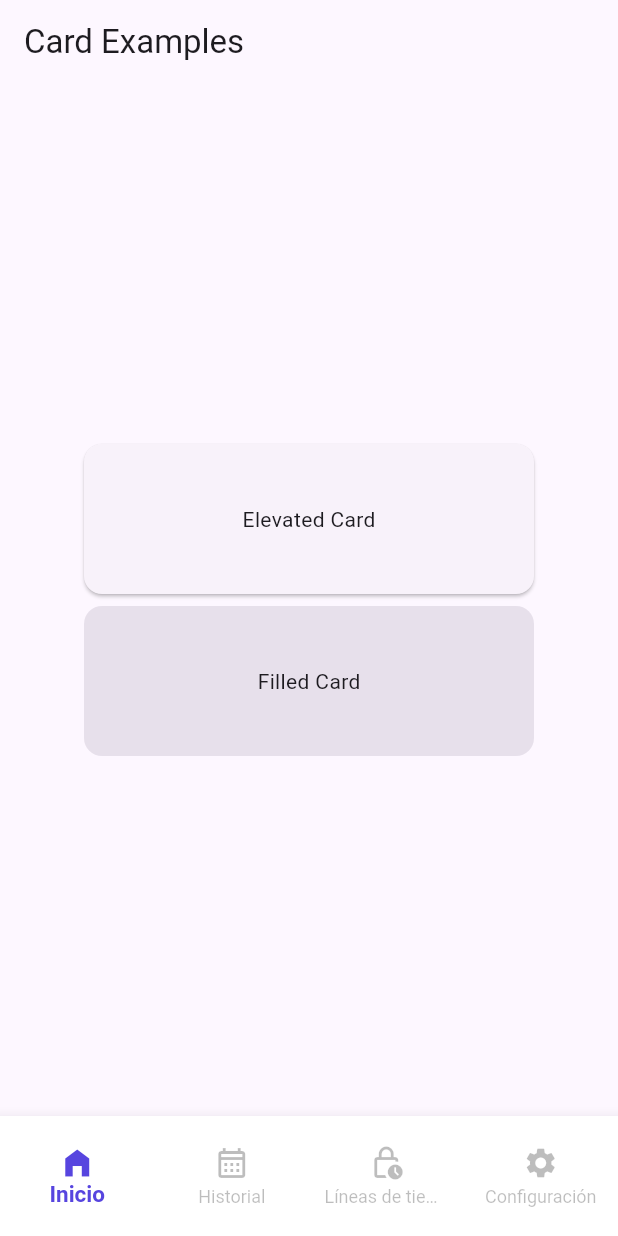
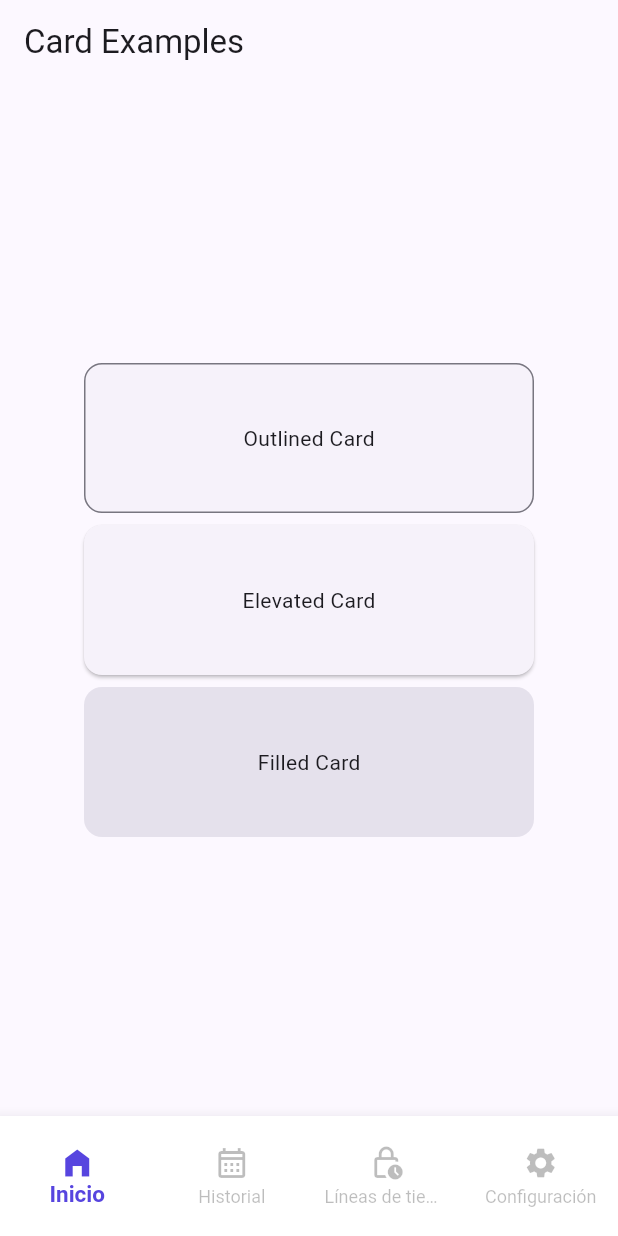
Before and after one commit to Quinta707/simexpro-app, a Flutter app: the NavBarRoots screen opened directly, on a phone screen of 412 x 824 dp. Run offline on Flutter 3.47's test engine with Material 2 defaults, Android fonts, the phone set to English and light mode, and no system bars; our stand-ins replace cherry_toast, fl_chart, shared_preferences; missing offline and left inert: custom_clippers, random_string_generator; accounts and stored records are empty; network calls fail.

Commit message:
mi primer comit

```diff
--- a/simexpro-app/lib/widgets/OrdenesProduccion.dart
+++ b/simexpro-app/lib/widgets/OrdenesProduccion.dart
@@ -1,7 +1,6 @@
 import 'dart:convert';
 
 import 'package:flutter/material.dart';
-
 
 import 'package:cherry_toast/resources/arrays.dart';
 import 'package:flutter/cupertino.dart';
@@ -13,58 +12,54 @@ import 'package:simexpro/widgets/navbar_roots.dart';
 import 'package:http/http.dart' as http;
 import 'package:simexpro/api.dart';
 import 'package:simexpro/toastconfig/toastconfig.dart';
+
 /// Flutter code sample for [Card].
 
 class Cartas extends StatefulWidget {
-  Cartas({super.key});
-   String conteo = '';
+  const Cartas({Key? key}) : super(key: key);
+
   @override
-  State<StatefulWidget> createState() => CardExamplesApp();
-
+  CardExamplesApp createState() => CardExamplesApp();
 }
 
-Future<void> fetchData(BuildContext context) async {
+class CardExamplesApp extends State<Cartas> {
+  var Conteo = 0;
 
-  final response = await http.get(
-    Uri.parse('${apiUrl}Graficas/TotalOrdenesCompraMensual'),
-    headers: {
-      'XApiKey': apiKey,
-    },
-  );
-  if(response.statusCode == 200)
-  {
-    final json  = response.body;
-    final decodedJson = jsonDecode(json);
-    final data = decodedJson["data"];
-
-    print(data);
-    return data;
+  Future<void> getData() async {
+    try {
+      final response = await http.get(
+        Uri.parse('${apiUrl}Graficas/TotalOrdenesCompraMensual'),
+        headers: {
+          'XApiKey': apiKey,
+        },
+      );
+      final jsonBody = json.decode(response.body);
+      final jsonData = json.decode(jsonBody['data']);
+      setState(() {
+        print(jsonData[0]['orco_Conteo']);
+      });
+    } catch (error) {
+      print(error);
+    }
   }
-  else
-  {
-    print(response.headers);
-    return ;
-  }
-}
-
-class CardExamplesApp extends State {
- // const CardExamplesApp({super.key});
 
   @override
   void initState() {
-    // TODO: implement initState
     super.initState();
-    fetchData(context);
+    getData();
   }
+
+  @override
   Widget build(BuildContext context) {
     return MaterialApp(
       theme: ThemeData(
-          colorSchemeSeed: const Color(0xff6750a4), useMaterial3: true),
+          colorSchemeSeed: Color.fromARGB(255, 65, 0, 242), useMaterial3: true),
       home: Scaffold(
         appBar: AppBar(title: const Text('Card Examples')),
-        body:  Column(
-          children: <Widget>[
+        body: Column(
+          children: const <Widget>[
             Spacer(),
+            OutlinedCardExample(),
             ElevatedCardExample(),
             FilledCardExample(),
             Spacer(),
@@ -75,12 +70,6 @@ class CardExamplesApp extends State {
   }
 }
 
-/// An example of the elevated card type.
-///
-/// The default settings for [Card] will provide an elevated
-/// card matching the spec:
-///
-/// https://m3.material.io/components/cards/specs#a012d40d-7a5c-4b07-8740-491dec79d58b
 class ElevatedCardExample extends StatelessWidget {
   const ElevatedCardExample({super.key});
 
@@ -98,12 +87,6 @@ class ElevatedCardExample extends StatelessWidget {
   }
 }
 
-/// An example of the filled card type.
-///
-/// To make a [Card] match the filled type, the default elevation and color
-/// need to be changed to the values from the spec:
-///
-/// https://m3.material.io/components/cards/specs#0f55bf62-edf2-4619-b00d-b9ed462f2c5a
 class FilledCardExample extends StatelessWidget {
   const FilledCardExample({super.key});
 
@@ -123,12 +106,6 @@ class FilledCardExample extends StatelessWidget {
   }
 }
 
-/// An example of the outlined card type.
-///
-/// To make a [Card] match the outlined type, the default elevation and shape
-/// need to be changed to the values from the spec:
-///
-/// https://m3.material.io/components/cards/specs#0f55bf62-edf2-4619-b00d-b9ed462f2c5a
 class OutlinedCardExample extends StatelessWidget {
   const OutlinedCardExample({super.key});
 
```
